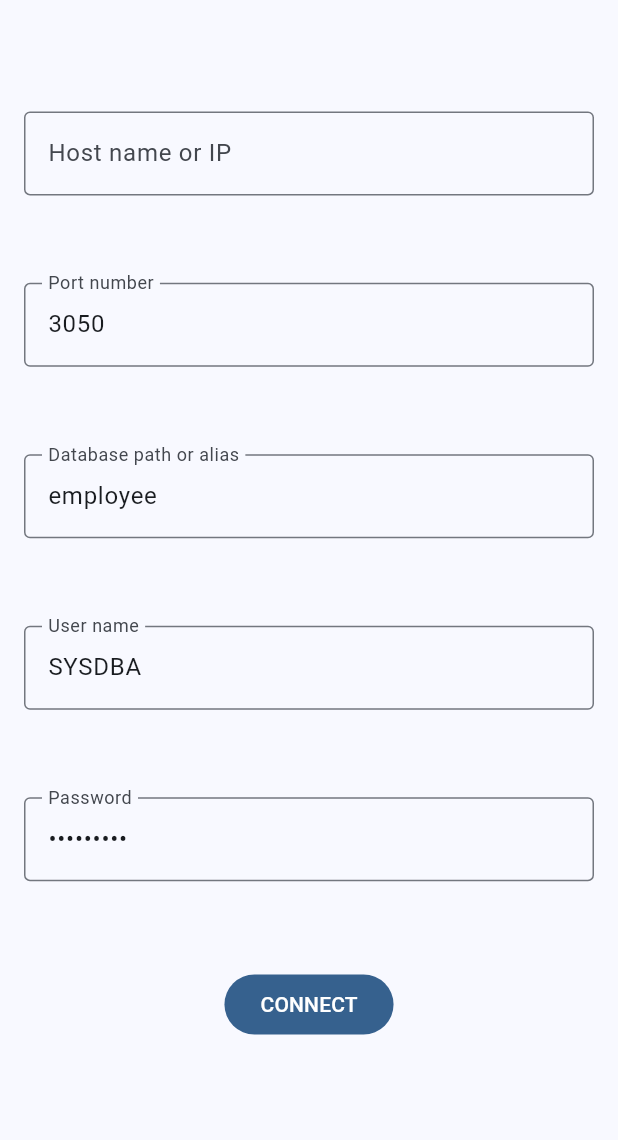
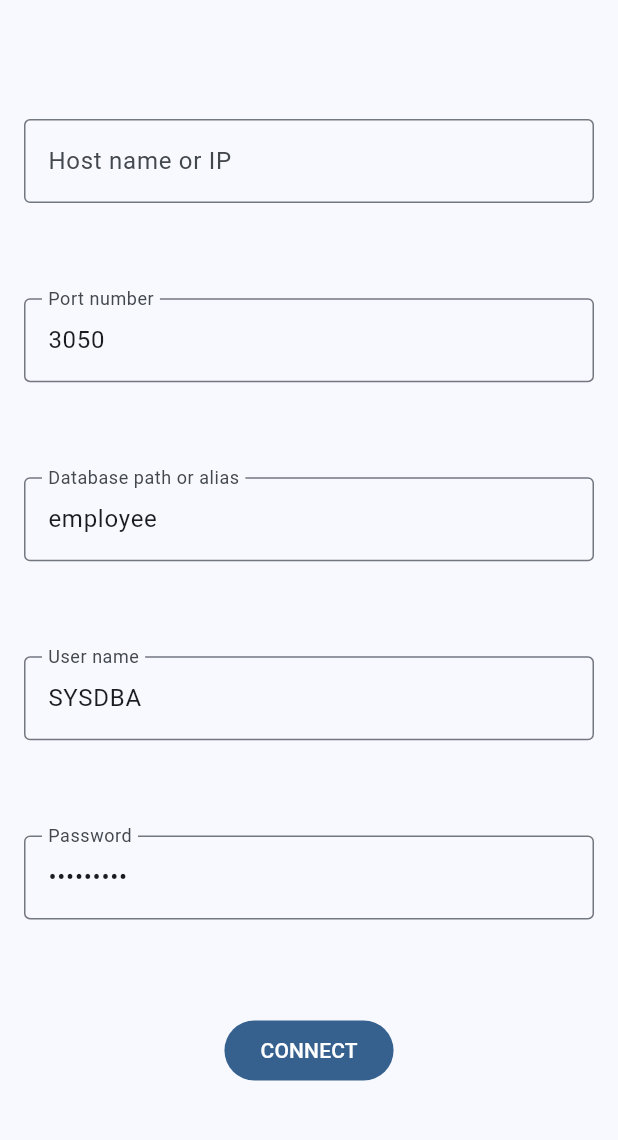
Before and after one commit to hipercompl/fbdbmobdemo, a Flutter app: the screen it shows after launch, on a phone screen of 412 x 824 dp, the part 84-1224 px from its top. Run offline on Flutter 3.47's test engine with Material 3 defaults, Android fonts, the phone set to English and light mode, and no system bars; missing offline and left inert: fbdb.

Commit message:
Added more spacing between form fields on the login screen.

```diff
--- a/lib/login_screen.dart
+++ b/lib/login_screen.dart
@@ -49,6 +49,9 @@ class _LoginFormState extends State<LoginForm> {
               mainAxisSize: MainAxisSize.min,
               mainAxisAlignment: MainAxisAlignment.spaceEvenly,
               children: [
+                const SizedBox(
+                  height: 8,
+                ),
                 TextFormField(
                   decoration: const InputDecoration(
                     labelText: "Host name or IP",
@@ -64,6 +67,9 @@ class _LoginFormState extends State<LoginForm> {
                   onSaved: (value) {
                     setState(() => LoginParams.data.host = value ?? "");
                   },
+                ),
+                const SizedBox(
+                  height: 8,
                 ),
                 TextFormField(
                   decoration: const InputDecoration(
@@ -89,6 +95,9 @@ class _LoginFormState extends State<LoginForm> {
                         LoginParams.data.port = int.parse(value ?? "3050"));
                   },
                 ),
+                const SizedBox(
+                  height: 8,
+                ),
                 TextFormField(
                   decoration: const InputDecoration(
                     labelText: "Database path or alias",
@@ -106,6 +115,9 @@ class _LoginFormState extends State<LoginForm> {
                     setState(() => LoginParams.data.database = value ?? "");
                   },
                 ),
+                const SizedBox(
+                  height: 8,
+                ),
                 TextFormField(
                   decoration: const InputDecoration(
                     labelText: "User name",
@@ -115,6 +127,9 @@ class _LoginFormState extends State<LoginForm> {
                   onSaved: (value) {
                     setState(() => LoginParams.data.user = value ?? "");
                   },
+                ),
+                const SizedBox(
+                  height: 8,
                 ),
                 TextFormField(
                   decoration: const InputDecoration(
@@ -126,6 +141,9 @@ class _LoginFormState extends State<LoginForm> {
                   onSaved: (value) {
                     setState(() => LoginParams.data.password = value ?? "");
                   },
+                ),
+                const SizedBox(
+                  height: 8,
                 ),
                 FilledButton(
                   onPressed: () async {
```
